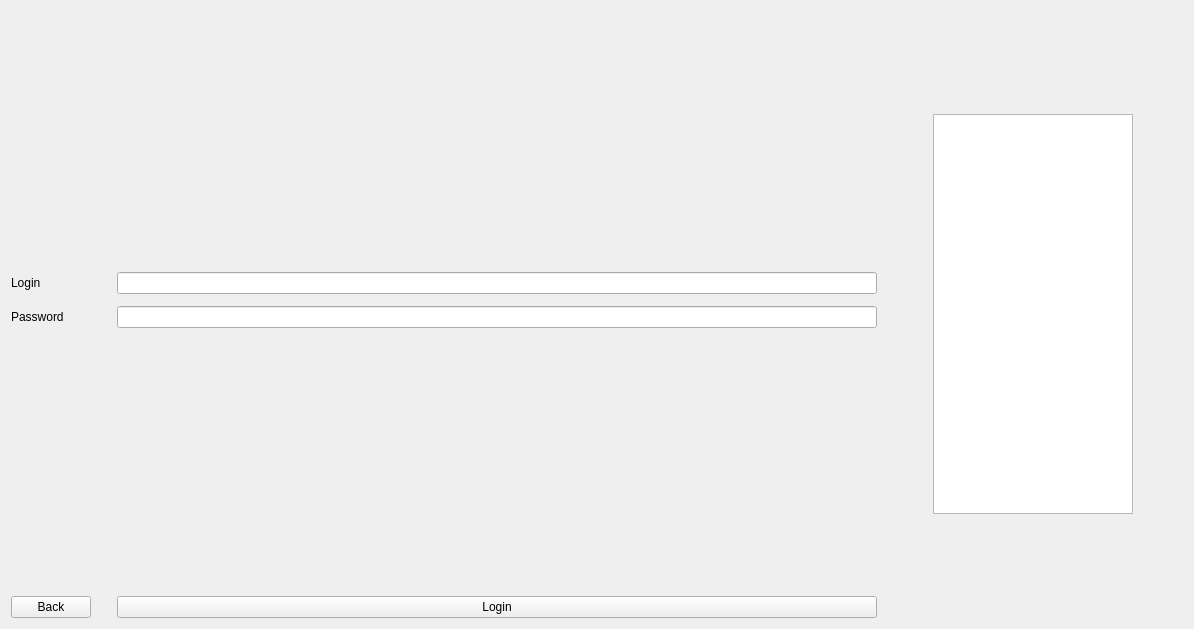
This is ATM/managerloginwidget.ui in IvanBlyzniuk/MOOP_Project as Qt 5 draws it before an edit. The edited form follows.
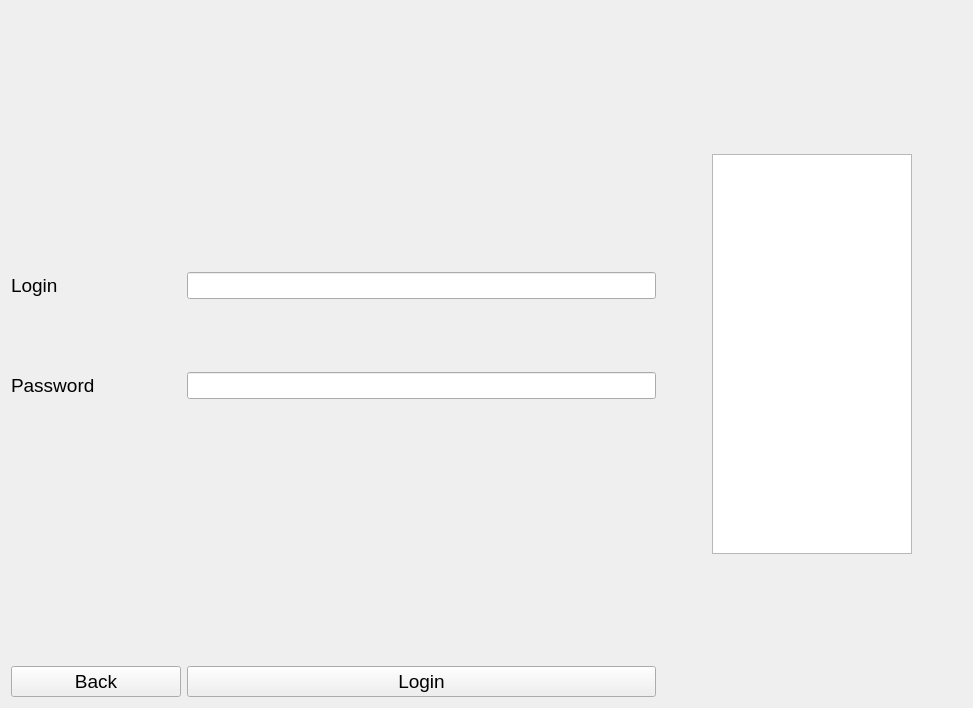
This is the edited form.

Diff of the .ui file:
```diff
--- a/ATM/managerloginwidget.ui
+++ b/ATM/managerloginwidget.ui
@@ -6,8 +6,8 @@
    <rect>
     <x>0</x>
     <y>0</y>
-    <width>1194</width>
-    <height>629</height>
+    <width>973</width>
+    <height>708</height>
    </rect>
   </property>
   <property name="windowTitle">
@@ -19,6 +19,22 @@
      <item row="0" column="0">
       <layout class="QFormLayout" name="formLayout_2"/>
      </item>
+     <item row="0" column="1">
+      <spacer name="verticalSpacer_3">
+       <property name="orientation">
+        <enum>Qt::Vertical</enum>
+       </property>
+       <property name="sizeType">
+        <enum>QSizePolicy::Preferred</enum>
+       </property>
+       <property name="sizeHint" stdset="0">
+        <size>
+         <width>20</width>
+         <height>400</height>
+        </size>
+       </property>
+      </spacer>
+     </item>
      <item row="1" column="0">
       <widget class="QLabel" name="label_2">
        <property name="minimumSize">
@@ -27,15 +43,22 @@
          <height>0</height>
         </size>
        </property>
+       <property name="font">
+        <font>
+         <pointsize>14</pointsize>
+        </font>
+       </property>
        <property name="text">
         <string>Login</string>
        </property>
       </widget>
      </item>
-     <item row="3" column="0">
-      <widget class="QLabel" name="label_3">
-       <property name="text">
-        <string>Password</string>
+     <item row="1" column="1">
+      <widget class="QLineEdit" name="loginField">
+       <property name="font">
+        <font>
+         <pointsize>12</pointsize>
+        </font>
        </property>
       </widget>
      </item>
@@ -52,30 +75,41 @@
        </property>
       </spacer>
      </item>
-     <item row="4" column="1">
-      <spacer name="verticalSpacer_2">
+     <item row="3" column="1">
+      <spacer name="verticalSpacer_4">
        <property name="orientation">
         <enum>Qt::Vertical</enum>
        </property>
-       <property name="sizeType">
-        <enum>QSizePolicy::Preferred</enum>
-       </property>
        <property name="sizeHint" stdset="0">
         <size>
          <width>20</width>
-         <height>400</height>
+         <height>200</height>
         </size>
        </property>
       </spacer>
      </item>
-     <item row="11" column="1">
-      <widget class="QPushButton" name="loginButton">
-       <property name="text">
-        <string>Login</string>
-       </property>
-      </widget>
-     </item>
      <item row="4" column="0">
+      <widget class="QLabel" name="label_3">
+       <property name="font">
+        <font>
+         <pointsize>14</pointsize>
+        </font>
+       </property>
+       <property name="text">
+        <string>Password</string>
+       </property>
+      </widget>
+     </item>
+     <item row="4" column="1">
+      <widget class="QLineEdit" name="passwordField">
+       <property name="font">
+        <font>
+         <pointsize>12</pointsize>
+        </font>
+       </property>
+      </widget>
+     </item>
+     <item row="5" column="0">
       <spacer name="horizontalSpacer_3">
        <property name="orientation">
         <enum>Qt::Horizontal</enum>
@@ -91,8 +125,8 @@
        </property>
       </spacer>
      </item>
-     <item row="0" column="1">
-      <spacer name="verticalSpacer_3">
+     <item row="5" column="1">
+      <spacer name="verticalSpacer_2">
        <property name="orientation">
         <enum>Qt::Vertical</enum>
        </property>
@@ -107,18 +141,35 @@
        </property>
       </spacer>
      </item>
-     <item row="11" column="0">
+     <item row="6" column="0">
       <widget class="QPushButton" name="backButton">
+       <property name="minimumSize">
+        <size>
+         <width>170</width>
+         <height>0</height>
+        </size>
+       </property>
+       <property name="font">
+        <font>
+         <pointsize>14</pointsize>
+        </font>
+       </property>
        <property name="text">
         <string>Back</string>
        </property>
       </widget>
      </item>
-     <item row="3" column="1">
-      <widget class="QLineEdit" name="passwordField"/>
-     </item>
-     <item row="1" column="1">
-      <widget class="QLineEdit" name="loginField"/>
+     <item row="6" column="1">
+      <widget class="QPushButton" name="loginButton">
+       <property name="font">
+        <font>
+         <pointsize>14</pointsize>
+        </font>
+       </property>
+       <property name="text">
+        <string>Login</string>
+       </property>
+      </widget>
      </item>
     </layout>
    </item>
@@ -146,6 +197,11 @@
        <height>400</height>
       </size>
      </property>
+     <property name="font">
+      <font>
+       <pointsize>12</pointsize>
+      </font>
+     </property>
     </widget>
    </item>
    <item>
```
